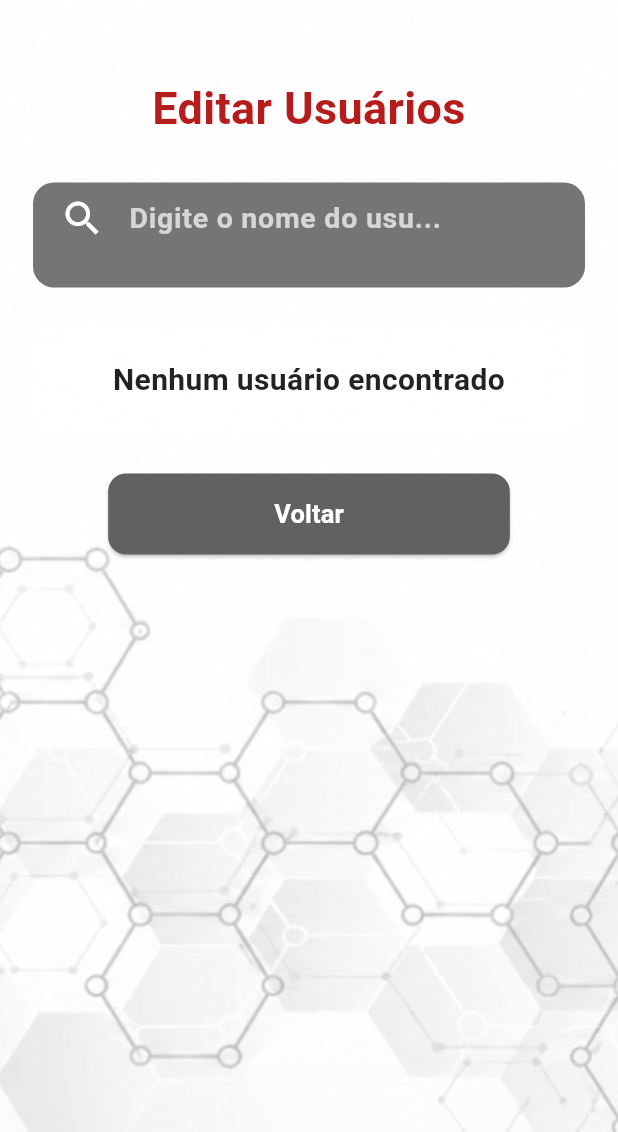
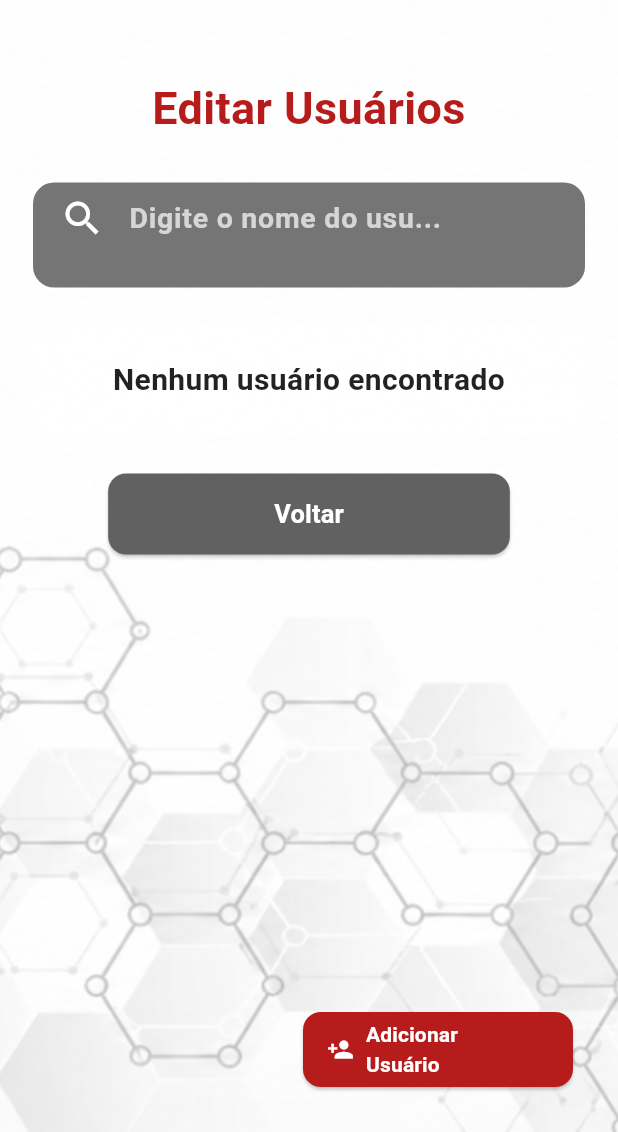
Before and after one commit to mfantini01/labmaster_etec, a Flutter app: the TelaEditarUsuarios screen opened directly, on a phone screen of 412 x 824 dp, the part 104-1236 px from its top. Run offline on Flutter 3.47's test engine with Material 3 defaults, Android fonts, the phone set to English and light mode, and no system bars; our stand-ins replace file_picker, shared_preferences, sqflite, sqflite_common_ffi; accounts and stored records are empty.

Commit message:
adição do botão para adicionar usuarios

```diff
--- a/lib/telas/tela_editar_usuarios.dart
+++ b/lib/telas/tela_editar_usuarios.dart
@@ -2,6 +2,7 @@ import 'package:flutter/material.dart';
 import '../database/database_helper.dart';
 import 'package:provider/provider.dart';
 import '../providers/auth_provider.dart';
+import 'tela_cadastrar_usuarios.dart';
 
 class TelaEditarUsuarios extends StatefulWidget {
   const TelaEditarUsuarios({super.key});
@@ -386,6 +387,40 @@ class _TelaEditarUsuariosState extends State<TelaEditarUsuarios> {
                 ),
               ),
             ),
+            Positioned(
+              bottom: 30,
+              right: 30,
+              child: SizedBox(
+                width: isMobile ? 180 : 220,
+                height: isMobile ? 50 : 55,
+                child: ElevatedButton.icon(
+                  onPressed: () {
+                    Navigator.push(
+                      context,
+                      MaterialPageRoute(
+                        builder: (context) => const TelaCadastrarUsuario(),
+                      ),
+                    ).then((_) {
+                      pesquisar('');
+                    });
+                  },
+
+                  style: ElevatedButton.styleFrom(
+                    backgroundColor: const Color(0xFFB71C1C),
+                    foregroundColor: Colors.white,
+                    shape: RoundedRectangleBorder(
+                      borderRadius: BorderRadius.circular(12),
+                    ),
+                  ),
+
+                  icon: const Icon(Icons.person_add),
+                  label: const Text(
+                    'Adicionar Usuário',
+                    style: TextStyle(fontWeight: FontWeight.bold),
+                  ),
+                ),
+              ),
+            ),
           ],
         ),
       ),
```
